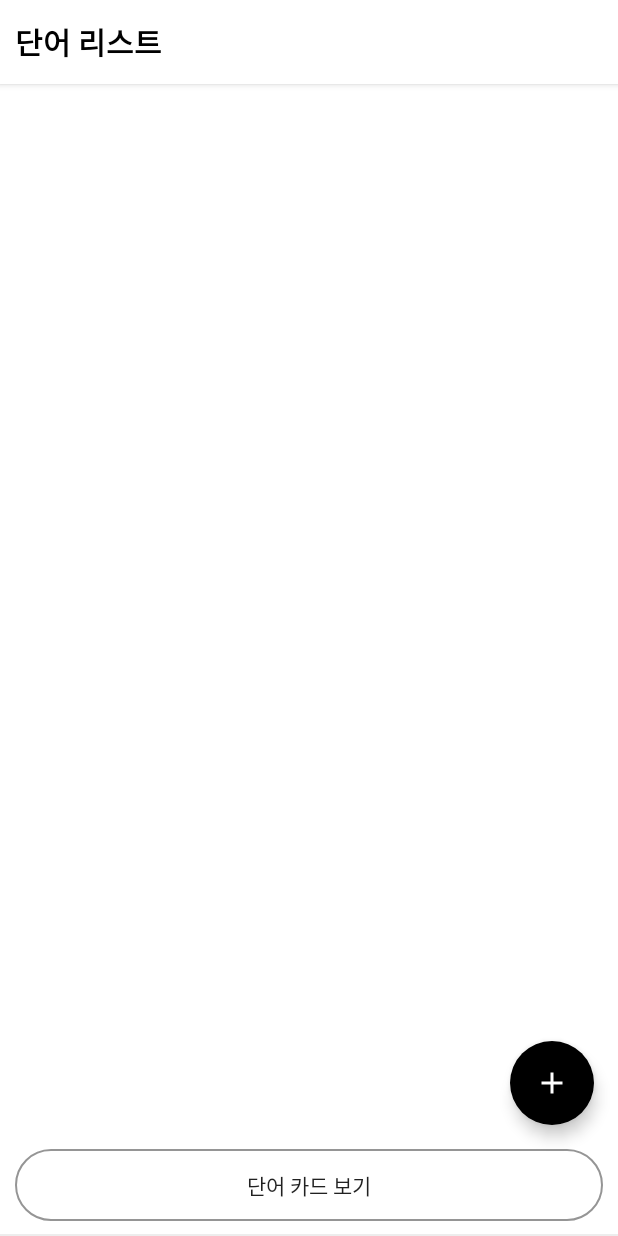
After one commit to sok98/MemoryCard, an Android app: the layout activity_word_list.xml on its own in the app's theme, with its tools: preview values and no code run, on a phone screen of 412 x 824 dp. The commit adds this screen. Run offline under Robolectric (Android 15) with nearby library versions, the phone set to English and light mode, and no system bars.

Commit message:
Add : 전반적인 layout 작성

```diff
--- a/app/build.gradle
+++ b/app/build.gradle
@@ -30,6 +30,9 @@ android {
     kotlinOptions {
         jvmTarget = '1.8'
     }
+    viewBinding{
+        enabled = true
+    }
 }
 
 dependencies {
@@ -48,4 +51,6 @@ dependencies {
     implementation 'com.google.firebase:firebase-database-ktx'
     implementation 'com.facebook.android:facebook-login:8.2.0'
     implementation 'com.yuyakaido.android:card-stack-view:2.3.4'
+
+    implementation 'com.google.android.gms:play-services-auth:19.2.0'
 }
--- /dev/null
+++ b/app/src/main/res/drawable/background_change_list_button.xml
@@ -0,0 +1,10 @@
+<?xml version="1.0" encoding="utf-8"?>
+<shape xmlns:android="http://schemas.android.com/apk/res/android"
+    android:shape="rectangle">
+
+    <stroke
+        android:width="1dp"
+        android:color="@color/gray_button" />
+    <corners android:radius="30dp" />
+
+</shape>
--- /dev/null
+++ b/app/src/main/res/drawable/ic_baseline_add_24.xml
@@ -0,0 +1,10 @@
+<vector xmlns:android="http://schemas.android.com/apk/res/android"
+    android:width="24dp"
+    android:height="24dp"
+    android:viewportWidth="24"
+    android:viewportHeight="24"
+    android:tint="?attr/colorControlNormal">
+  <path
+      android:fillColor="@android:color/white"
+      android:pathData="M19,13h-6v6h-2v-6H5v-2h6V5h2v6h6v2z"/>
+</vector>
--- /dev/null
+++ b/app/src/main/res/layout/activity_word_list.xml
@@ -0,0 +1,67 @@
+<?xml version="1.0" encoding="utf-8"?>
+<androidx.constraintlayout.widget.ConstraintLayout xmlns:android="http://schemas.android.com/apk/res/android"
+    xmlns:app="http://schemas.android.com/apk/res-auto"
+    xmlns:tools="http://schemas.android.com/tools"
+    android:layout_width="match_parent"
+    android:layout_height="match_parent"
+    tools:context=".WordListActivity">
+
+    <TextView
+        android:id="@+id/toolbarTextView"
+        android:layout_width="0dp"
+        android:layout_height="?attr/actionBarSize"
+        android:background="@color/white"
+        android:elevation="3dp"
+        android:gravity="center|left"
+        android:padding="10dp"
+        android:text="단어 리스트"
+        android:textColor="@color/black"
+        android:textSize="20sp"
+        android:textStyle="bold"
+        app:layout_constraintEnd_toEndOf="parent"
+        app:layout_constraintStart_toStartOf="parent"
+        app:layout_constraintTop_toTopOf="parent" />
+
+    <View
+        android:layout_width="0dp"
+        android:layout_height="1dp"
+        android:background="@color/gray_line"
+        app:layout_constraintBottom_toBottomOf="parent"
+        app:layout_constraintEnd_toEndOf="parent"
+        app:layout_constraintStart_toStartOf="parent" />
+
+
+    <androidx.recyclerview.widget.RecyclerView
+        android:layout_width="0dp"
+        android:layout_height="0dp"
+        android:layout_margin="10dp"
+        app:layout_constraintBottom_toTopOf="@id/showWordCardButton"
+        app:layout_constraintEnd_toEndOf="parent"
+        app:layout_constraintStart_toStartOf="parent"
+        app:layout_constraintTop_toBottomOf="@id/toolbarTextView" />
+
+    <com.google.android.material.floatingactionbutton.FloatingActionButton
+        android:id="@+id/addFloatingButton"
+        android:layout_width="wrap_content"
+        android:layout_height="wrap_content"
+        android:layout_margin="16dp"
+        android:backgroundTint="@color/black"
+        app:borderWidth="0dp"
+        android:src="@drawable/ic_baseline_add_24"
+        app:layout_constraintBottom_toTopOf="@id/showWordCardButton"
+        app:layout_constraintEnd_toEndOf="parent"
+        app:tint="@color/white" />
+
+
+    <androidx.appcompat.widget.AppCompatButton
+        android:id="@+id/showWordCardButton"
+        android:layout_width="0dp"
+        android:layout_height="wrap_content"
+        android:layout_margin="10dp"
+        android:background="@drawable/background_change_list_button"
+        android:text="@string/show_wordCard"
+        app:layout_constraintBottom_toBottomOf="parent"
+        app:layout_constraintEnd_toEndOf="parent"
+        app:layout_constraintStart_toStartOf="parent" />
+
+</androidx.constraintlayout.widget.ConstraintLayout>
--- a/app/src/main/res/values/colors.xml
+++ b/app/src/main/res/values/colors.xml
@@ -7,4 +7,7 @@
     <color name="teal_700">#FF018786</color>
     <color name="black">#FF000000</color>
     <color name="white">#FFFFFFFF</color>
+    <color name="gray_button">#959595</color>
+    <color name="gray_line">#ECECECEC</color>
+    <color name="card_color">#025F9E</color>
 </resources>
--- a/app/src/main/res/values/strings.xml
+++ b/app/src/main/res/values/strings.xml
@@ -1,3 +1,8 @@
 <resources>
     <string name="app_name">MemoryCard</string>
+    <string name="facebook_app_id">139798331662872</string>
+    <string name="fb_login_protocol_scheme">fb139798331662872</string>
+    <string name="show_wordCard">단어 카드 보기</string>
+    <string name="show_wordList">단어 리스트 보기</string>
+
 </resources>
--- a/app/src/main/res/values/themes.xml
+++ b/app/src/main/res/values/themes.xml
@@ -1,6 +1,6 @@
 <resources xmlns:tools="http://schemas.android.com/tools">
     <!-- Base application theme. -->
-    <style name="Theme.MemoryCard" parent="Theme.MaterialComponents.DayNight.DarkActionBar">
+    <style name="Theme.MemoryCard" parent="Theme.MaterialComponents.DayNight.NoActionBar">
         <!-- Primary brand color. -->
         <item name="colorPrimary">@color/purple_500</item>
         <item name="colorPrimaryVariant">@color/purple_700</item>
```
Also changed, not shown: app/src/main/AndroidManifest.xml (+32 -0 lines), app/src/main/java/com/yeseul/memorycard/LoginActivity.kt (added, +63 -0 lines), app/src/main/java/com/yeseul/memorycard/MainActivity.kt (+15 -0 lines), app/src/main/java/com/yeseul/memorycard/WordCardActivity.kt (added, +21 -0 lines), app/src/main/java/com/yeseul/memorycard/WordListActivity.kt (added, +21 -0 lines), app/src/main/res/layout/activity_login.xml (added, +19 -0 lines), app/src/main/res/layout/activity_word_card.xml (added, +78 -0 lines), app/src/main/res/layout/item_word_card.xml (added, +24 -0 lines), app/src/main/res/layout/item_word_list.xml (added, +30 -0 lines).
